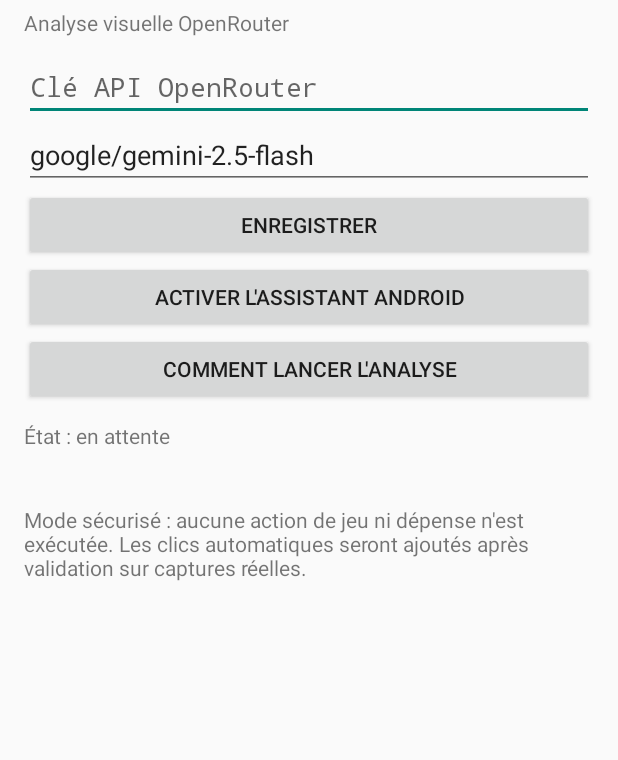
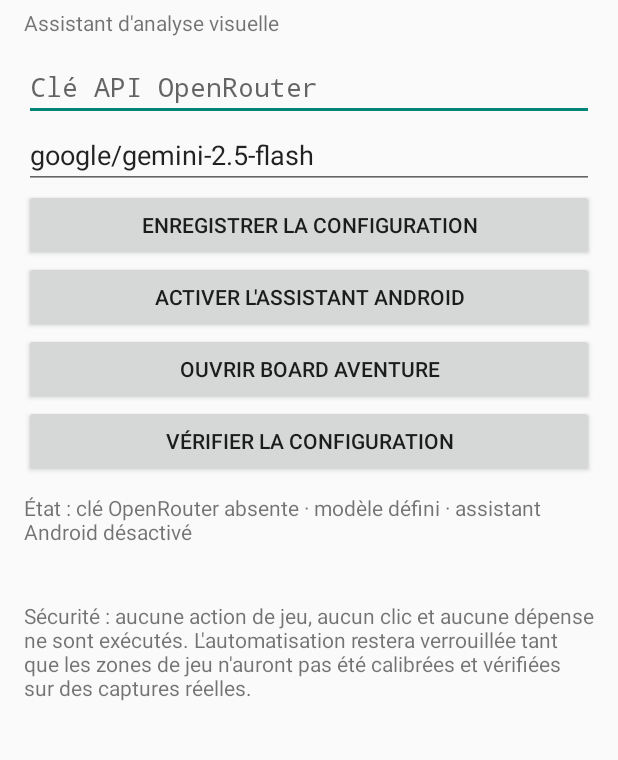
Before and after one commit to nul353000-tech/board-aventure-ia, an Android app: the screen it shows after launch (MainActivity), on a phone screen of 412 x 824 dp, the part 73-833 px from its top. Run offline under Robolectric (Android 15) with nearby library versions, the phone set to English and light mode, and no system bars.

Commit message:
Improve configuration status and game launch

```diff
--- a/BoardAventureIA/app/src/main/java/fr/boardaventure/ia/MainActivity.kt
+++ b/BoardAventureIA/app/src/main/java/fr/boardaventure/ia/MainActivity.kt
@@ -1,10 +1,18 @@
 package fr.boardaventure.ia
+
+import android.content.ComponentName
 import android.content.Intent
+import android.net.Uri
 import android.os.Bundle
 import android.provider.Settings
+import android.text.InputType
 import android.text.TextUtils
-import android.content.ComponentName
-import android.widget.*
+import android.view.ViewGroup
+import android.widget.Button
+import android.widget.EditText
+import android.widget.LinearLayout
+import android.widget.ScrollView
+import android.widget.TextView
 import androidx.activity.ComponentActivity
 
 class MainActivity : ComponentActivity() {
@@ -13,42 +21,134 @@ class MainActivity : ComponentActivity() {
     private lateinit var model: EditText
     private lateinit var status: TextView
     private lateinit var result: TextView
-    override fun onCreate(savedInstanceState: Bundle?) { super.onCreate(savedInstanceState); store = SecureStore(this); ui() }
-    private fun ui() {
-        val box = LinearLayout(this).apply { orientation = LinearLayout.VERTICAL; setPadding(24, 24, 24, 24) }
-        box.addView(TextView(this).apply { text = "BOARD AVENTURE IA"; textSize = 24f })
-        box.addView(TextView(this).apply { text = "Analyse visuelle OpenRouter"; setPadding(0, 8, 0, 16) })
-        key = EditText(this).apply { hint = "Clé API OpenRouter"; inputType = 129; setText(store.apiKey().orEmpty()) }
-        model = EditText(this).apply { hint = "Modèle vision"; setText(store.model()) }
-        box.addView(key); box.addView(model)
-        box.addView(Button(this).apply { text = "Enregistrer"; setOnClickListener {
-            store.saveApiKey(key.text.toString().trim()); store.saveModel(model.text.toString().trim())
-            status.text = "Configuration enregistrée et clé chiffrée sur l'appareil."
-        }})
-        box.addView(Button(this).apply { text = "Activer l'assistant Android"; setOnClickListener {
-            if (isAccessibilityServiceEnabled()) {
-                status.text = "Assistant déjà activé. Ouvre Board Aventure : le bouton flottant Analyser sera disponible."
-            } else {
-                status.text = "Active une seule fois Assistant Board Aventure dans les services installés."
-                startActivity(Intent(Settings.ACTION_ACCESSIBILITY_SETTINGS))
+
+    override fun onCreate(savedInstanceState: Bundle?) {
+        super.onCreate(savedInstanceState)
+        store = SecureStore(this)
+        buildUi()
+    }
+
+    override fun onResume() {
+        super.onResume()
+        if (::status.isInitialized) refreshStatus()
+    }
+
+    private fun buildUi() {
+        val box = LinearLayout(this).apply {
+            orientation = LinearLayout.VERTICAL
+            setPadding(24, 24, 24, 24)
+        }
+        box.addView(TextView(this).apply {
+            text = "BOARD AVENTURE IA"
+            textSize = 24f
+        })
+        box.addView(TextView(this).apply {
+            text = "Assistant d'analyse visuelle"
+            setPadding(0, 8, 0, 16)
+        })
+
+        key = EditText(this).apply {
+            hint = "Clé API OpenRouter"
+            inputType = InputType.TYPE_CLASS_TEXT or InputType.TYPE_TEXT_VARIATION_PASSWORD
+            setText(store.apiKey().orEmpty())
+            isSingleLine = true
+        }
+        model = EditText(this).apply {
+            hint = "Modèle vision OpenRouter"
+            setText(store.model())
+            isSingleLine = true
+        }
+        box.addView(key)
+        box.addView(model)
+
+        status = TextView(this).apply {
+            text = "État : vérification…"
+            setPadding(0, 16, 0, 8)
+        }
+        result = TextView(this).apply { textSize = 14f }
+
+        box.addView(Button(this).apply {
+            text = "Enregistrer la configuration"
+            setOnClickListener {
+                val apiKey = key.text.toString().trim()
+                val modelId = model.text.toString().trim()
+                if (apiKey.isBlank()) {
+                    status.text = "Saisis ta clé API OpenRouter."
+                } else if (modelId.isBlank()) {
+                    status.text = "Saisis un identifiant de modèle vision."
+                } else {
+                    store.saveApiKey(apiKey)
+                    store.saveModel(modelId)
+                    status.text = "Configuration enregistrée. Clé chiffrée sur l'appareil."
+                }
             }
-        }})
-        box.addView(Button(this).apply { text = "Comment lancer l'analyse"; setOnClickListener {
-            status.text = "1. Enregistre ta clé. 2. Active l'assistant une seule fois. 3. Ouvre Board Aventure : le bouton flottant Analyser apparaît sur le jeu."
-        }})
-        status = TextView(this).apply { text = "État : en attente"; setPadding(0, 16, 0, 8) }
-        result = TextView(this).apply { textSize = 14f }
-        box.addView(status); box.addView(result)
+        })
+        box.addView(Button(this).apply {
+            text = "Activer l'assistant Android"
+            setOnClickListener {
+                if (isAccessibilityServiceEnabled()) {
+                    status.text = "Assistant activé. Tu peux ouvrir Board Aventure."
+                } else {
+                    status.text = "Active « Assistant Board Aventure » dans les paramètres Accessibilité."
+                    startActivity(Intent(Settings.ACTION_ACCESSIBILITY_SETTINGS))
+                }
+            }
+        })
+        box.addView(Button(this).apply {
+            text = "Ouvrir Board Aventure"
+            setOnClickListener { openBoardAventure() }
+        })
+        box.addView(Button(this).apply {
+            text = "Vérifier la configuration"
+            setOnClickListener { refreshStatus() }
+        })
+        box.addView(status)
+        box.addView(result)
         box.addView(TextView(this).apply {
-            text = "Mode sécurisé : aucune action de jeu ni dépense n'est exécutée. Les clics automatiques seront ajoutés après validation sur captures réelles."
+            text = "Sécurité : aucune action de jeu, aucun clic et aucune dépense ne sont exécutés. L'automatisation restera verrouillée tant que les zones de jeu n'auront pas été calibrées et vérifiées sur des captures réelles."
             setPadding(0, 18, 0, 0)
         })
-        setContentView(ScrollView(this).apply { addView(box) })
-    }
-    private fun isAccessibilityServiceEnabled(): Boolean {
-        val enabled = Settings.Secure.getString(contentResolver, Settings.Secure.ENABLED_ACCESSIBILITY_SERVICES)
-        val expected = ComponentName(this, GameAssistService::class.java).flattenToString()
-        return !TextUtils.isEmpty(enabled) && enabled.split(':').any { it.equals(expected, ignoreCase = true) }
+        setContentView(ScrollView(this).apply {
+            addView(box, ViewGroup.LayoutParams(
+                ViewGroup.LayoutParams.MATCH_PARENT,
+                ViewGroup.LayoutParams.WRAP_CONTENT
+            ))
+        })
+        refreshStatus()
     }
 
+    private fun refreshStatus() {
+        if (!::status.isInitialized) return
+        val keyReady = !store.apiKey().isNullOrBlank()
+        val modelReady = store.model().isNotBlank()
+        val serviceReady = isAccessibilityServiceEnabled()
+        status.text = buildString {
+            append("État : ")
+            append(if (keyReady) "clé enregistrée" else "clé OpenRouter absente")
+            append(" · ")
+            append(if (modelReady) "modèle défini" else "modèle absent")
+            append(" · ")
+            append(if (serviceReady) "assistant Android activé" else "assistant Android désactivé")
+        }
+    }
+
+    private fun openBoardAventure() {
+        val launchIntent = packageManager.getLaunchIntentForPackage(ActionPolicy.TARGET_PACKAGE)
+        if (launchIntent == null) {
+            status.text = "Board Aventure est introuvable. Installe ou ouvre d'abord le jeu."
+            return
+        }
+        runCatching { startActivity(launchIntent) }
+            .onFailure { status.text = "Impossible d'ouvrir Board Aventure : ${it.message}" }
+    }
+
+    private fun isAccessibilityServiceEnabled(): Boolean {
+        val enabled = Settings.Secure.getString(
+            contentResolver,
+            Settings.Secure.ENABLED_ACCESSIBILITY_SERVICES
+        )
+        val expected = ComponentName(this, GameAssistService::class.java).flattenToString()
+        return !TextUtils.isEmpty(enabled) &&
+            enabled.split(':').any { it.equals(expected, ignoreCase = true) }
+    }
 }
```
